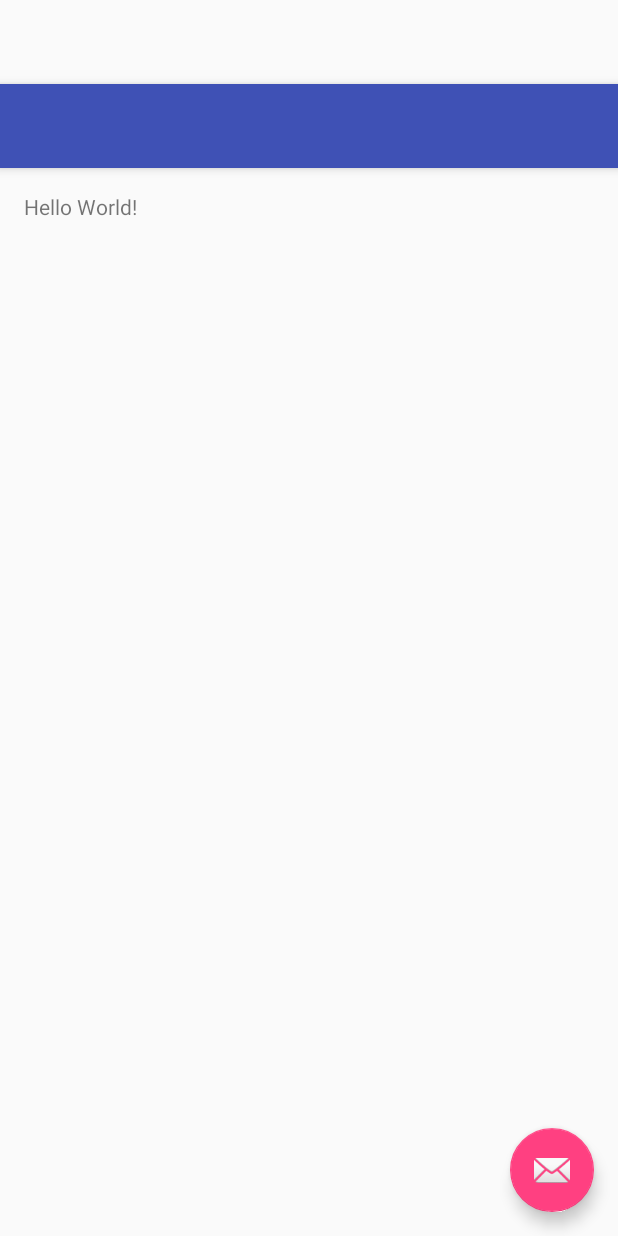
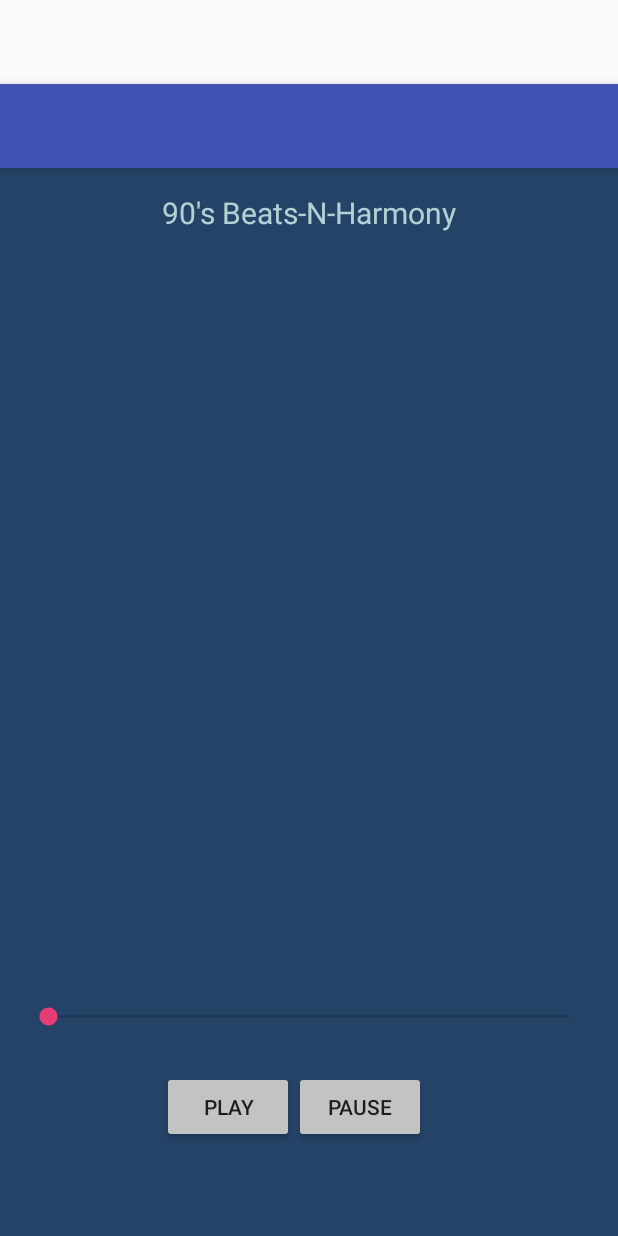
Before and after one commit to knguyen0710/Capstone, an Android app: the layout activity_main.xml on its own in the app's theme, with its tools: preview values and no code run, on a phone screen of 412 x 824 dp. Run offline under Robolectric (Android 15) with nearby library versions, the phone set to English and light mode, and no system bars.

Commit message:
successfully created a global playlist variable and able to play on main_activity

```diff
--- a/app/src/main/AndroidManifest.xml
+++ b/app/src/main/AndroidManifest.xml
@@ -2,7 +2,6 @@
 <manifest xmlns:android="http://schemas.android.com/apk/res/android"
     package="com.juke.kynasaur.juke2" >
 
-    <uses-permission android:name="android.permission.INTERNET" />
 
     <!-- To auto-complete the email text field in the login form with the user's emails -->
     <uses-permission android:name="android.permission.GET_ACCOUNTS" />
@@ -20,7 +19,10 @@
             android:name=".MainActivity"
             android:label="@string/app_name"
             android:theme="@style/AppTheme.NoActionBar" >
-
+            <intent-filter>
+                <action android:name="android.intent.action.MAIN" />
+                <category android:name="android.intent.category.LAUNCHER" />
+            </intent-filter>
         </activity>
         // Needed for LoginActivity to work
         <activity
@@ -39,11 +41,9 @@
             android:name=".Main2Activity"
             android:label="@string/title_activity_main2"
             android:theme="@style/AppTheme.NoActionBar" >
-            <intent-filter>
-                <action android:name="android.intent.action.MAIN" />
-                <category android:name="android.intent.category.LAUNCHER" />
-            </intent-filter>
+
         </activity>
     </application>
 
+    <uses-permission android:name="android.permission.INTERNET" />
 </manifest>
--- a/app/src/main/java/com/juke/kynasaur/juke2/Main2Activity.java
+++ b/app/src/main/java/com/juke/kynasaur/juke2/Main2Activity.java
@@ -28,6 +28,7 @@ import kaaes.spotify.webapi.android.SpotifyService;
 import kaaes.spotify.webapi.android.models.Album;
 import kaaes.spotify.webapi.android.models.Pager;
 import kaaes.spotify.webapi.android.models.Track;
+import kaaes.spotify.webapi.android.models.Playlist;
 import kaaes.spotify.webapi.android.models.Tracks;
 import kaaes.spotify.webapi.android.models.FeaturedPlaylists;
 import kaaes.spotify.webapi.android.models.PlaylistSimple;
@@ -58,18 +59,35 @@ public class Main2Activity extends AppCompatActivity {
         SpotifyService spotify = api.getService();
 
 //        define the access token with the global variable set in MyApplication.java through the AndroidManifest directly under <application>
-
         api.setAccessToken(((MyApplication) this.getApplication()).getAccessToken());
 
-// Pager object is from Spotify and acts like pagination; must be imported
-        // Track object is similar
+//        // OAUTH NOT WORKING FOR PLAYLIST CREATIION
+//        final Map<String,Object> options=new HashMap<>();
+//        options.put("name","My Playlist");
+//        options.put("public", true);
+//        spotify.createPlaylist("khn710", options, new Callback<Playlist>() {
+//            @Override
+//            public void success(Playlist playlist, Response response) {
+//                Log.d("Successful", response.toString());
+//            }
+//
+//            @Override
+//            public void failure(RetrofitError error) {
+//                Log.d("Playlist failure", error.toString());
+//            }
+//        });
+
+
+//  //Pager object is from Spotify and acts like pagination; must be imported
+//         //Track object is similar
             spotify.getAlbumTracks("71WupOKqXgSrgg0CivZDHS", new Callback<Pager<Track>>() {
                 @Override
                 public void success(Pager<Track> tracks, Response response) {
+                   // specify that that trackList object is not of regular List object but also inherits from the Track object by putting it in carrots "List<Track>"
                     List<Track> trackList = tracks.items;
                     String playIt = "";
                     for(Track t : trackList) {
-                        playIt += t.name;
+                        playIt += t.name +" \n";
                     }
                                     final TextView textViewToChange = (TextView) findViewById(R.id.textView);
                 textViewToChange.setText(playIt);
--- a/app/src/main/java/com/juke/kynasaur/juke2/MainActivity.java
+++ b/app/src/main/java/com/juke/kynasaur/juke2/MainActivity.java
@@ -4,6 +4,7 @@ import android.app.Activity;
 import android.content.Intent;
 import android.os.Bundle;
 import android.util.Log;
+import android.view.View;
 
 import com.spotify.sdk.android.player.Spotify;
 import com.spotify.sdk.android.authentication.AuthenticationClient;
@@ -14,6 +15,10 @@ import com.spotify.sdk.android.player.ConnectionStateCallback;
 import com.spotify.sdk.android.player.Player;
 import com.spotify.sdk.android.player.PlayerNotificationCallback;
 import com.spotify.sdk.android.player.PlayerState;
+
+import java.util.ArrayList;
+import java.util.List;
+import java.util.Stack;
 
 public class MainActivity extends Activity implements
         PlayerNotificationCallback, ConnectionStateCallback {
@@ -55,6 +60,7 @@ public class MainActivity extends Activity implements
 //                set the access token to a variable to be used across activities
                 ((MyApplication) this.getApplication()).setAccessToken(response.getAccessToken());
 //                once sign in is successful, start the sample song on the home page
+               final MyApplication app = ((MyApplication) this.getApplication());
                 mPlayer = Spotify.getPlayer(playerConfig, this, new Player.InitializationObserver() {
                     @Override
                     // use "void" for methods in which nothing is explicitly returned
@@ -62,12 +68,14 @@ public class MainActivity extends Activity implements
                     public void onInitialized(Player player) {
                         mPlayer.addConnectionStateCallback(MainActivity.this);
                         mPlayer.addPlayerNotificationCallback(MainActivity.this);
-                        mPlayer.play("spotify:track:2TpxZ7JUBn3uw46aR7qd6V");
+                        // PLAYLIST CREATION - AUTOMATED PLAY AFTER EACH SONG - MAKE GLOBAL??
+                        app.addSomeSongs("spotify:track:0xCmwofyCiXdhoBsMSNj2w");
+                        mPlayer.play(app.getSomeSongs());
                     }
 
                     @Override
                     public void onError(Throwable throwable) {
-                        Log.e("MainActivity", "Could not initialize player: " + throwable.getMessage());
+                        Log.e("===MainActivity", "Could not initialize player: " + throwable.getMessage());
                     }
                 });
             }
--- a/app/src/main/java/com/juke/kynasaur/juke2/MyApplication.java
+++ b/app/src/main/java/com/juke/kynasaur/juke2/MyApplication.java
@@ -2,8 +2,12 @@ package com.juke.kynasaur.juke2;
 
 import android.app.Application;
 
+import java.util.ArrayList;
+import java.util.List;
+
+
 /**
- THIS FILE ALLOWS GLOBAL ACCES TO THE ACCESS TOKEN
+ THIS FILE ALLOWS GLOBAL ACCESS TO THE SPOTIFY TOKEN
  */
 public class MyApplication extends Application {
     private String accessToken;
@@ -16,4 +20,14 @@ public class MyApplication extends Application {
         this.accessToken = accessToken;
     }
 
+    private List someSongs = new ArrayList();
+
+    public List getSomeSongs() {
+        return someSongs;
+    }
+
+    public void addSomeSongs(String song) {
+        this.someSongs.add(song);
+    }
+
 }
--- a/app/src/main/res/layout/activity_main.xml
+++ b/app/src/main/res/layout/activity_main.xml
@@ -17,9 +17,5 @@
 
     <include layout="@layout/content_main" />
 
-    <android.support.design.widget.FloatingActionButton android:id="@+id/fab"
-        android:layout_width="wrap_content" android:layout_height="wrap_content"
-        android:layout_gravity="bottom|end" android:layout_margin="@dimen/fab_margin"
-        android:src="@android:drawable/ic_dialog_email" />
 
 </android.support.design.widget.CoordinatorLayout>
--- a/app/src/main/res/layout/content_main.xml
+++ b/app/src/main/res/layout/content_main.xml
@@ -7,8 +7,46 @@
     android:paddingTop="@dimen/activity_vertical_margin"
     android:paddingBottom="@dimen/activity_vertical_margin"
     app:layout_behavior="@string/appbar_scrolling_view_behavior"
-    tools:showIn="@layout/activity_main" tools:context=".MainActivity">
+    tools:showIn="@layout/activity_main" tools:context=".MainActivity"
+    android:foreground="#1c24242a"
+    android:background="#25466f">
 
-    <TextView android:text="Hello World!" android:layout_width="wrap_content"
-        android:layout_height="wrap_content" />
+    <TextView android:text="90's Beats-N-Harmony" android:layout_width="wrap_content"
+        android:layout_height="wrap_content"
+        android:id="@+id/textView2"
+        android:layout_alignParentTop="true"
+        android:layout_centerHorizontal="true"
+        android:textSize="20dp"
+        android:textColor="#c5e6ea" />
+
+    <SeekBar
+        android:layout_width="match_parent"
+        android:layout_height="wrap_content"
+        android:id="@+id/seekBar"
+        android:layout_marginBottom="121dp"
+        android:layout_alignParentBottom="true"
+        android:layout_alignParentRight="true"
+        android:layout_alignParentEnd="true" />
+
+    <Button
+        android:layout_width="wrap_content"
+        android:layout_height="wrap_content"
+        android:text="Play"
+        android:id="@+id/play_button"
+        android:layout_marginTop="45dp"
+        android:layout_alignTop="@+id/seekBar"
+        android:layout_alignLeft="@+id/textView2"
+        android:layout_alignStart="@+id/textView2"
+        android:onClick="playIt"/>
+
+    <Button
+        android:layout_width="wrap_content"
+        android:layout_height="wrap_content"
+        android:text="Pause"
+        android:id="@+id/pause_button"
+        android:layout_alignTop="@+id/play_button"
+        android:layout_toRightOf="@+id/play_button"
+        android:layout_toEndOf="@+id/play_button"
+        android:onClick="pauseIt"/>
+
 </RelativeLayout>
```
